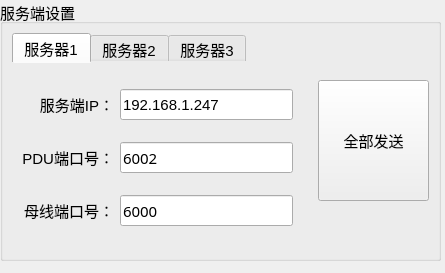
ChinaClever/PM-Tool, file PM_Tool/mainPage/seripport.ui: the form before one commit.
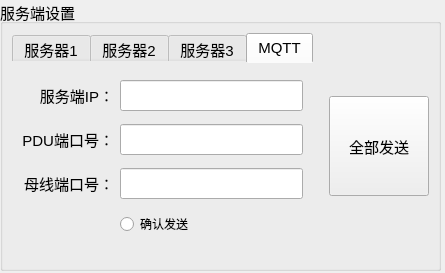
The form after the commit. The open tabs and pages were chosen to show the change.

Commit message: 增加mqtt发送数据

What changed in the file:
```diff
--- a/PM_Tool/mainPage/seripport.ui
+++ b/PM_Tool/mainPage/seripport.ui
@@ -19,7 +19,7 @@
      <x>0</x>
      <y>0</y>
      <width>441</width>
-     <height>261</height>
+     <height>271</height>
     </rect>
    </property>
    <property name="font">
@@ -30,21 +30,8 @@
    <property name="title">
     <string>服务端设置</string>
    </property>
-   <layout class="QGridLayout" name="gridLayout">
-    <item row="0" column="1">
-     <widget class="QPushButton" name="sendAllBtn">
-      <property name="minimumSize">
-       <size>
-        <width>111</width>
-        <height>121</height>
-       </size>
-      </property>
-      <property name="text">
-       <string>全部发送</string>
-      </property>
-     </widget>
-    </item>
-    <item row="0" column="0">
+   <layout class="QHBoxLayout" name="horizontalLayout">
+    <item>
      <widget class="QTabWidget" name="tabWidget">
       <property name="styleSheet">
        <string notr="true">QTabWidget::pane { 
@@ -446,8 +433,85 @@
            </property>
           </widget>
          </item>
+         <item row="1" column="0">
+          <widget class="QLabel" name="Port_8">
+           <property name="minimumSize">
+            <size>
+             <width>0</width>
+             <height>31</height>
+            </size>
+           </property>
+           <property name="font">
+            <font>
+             <pointsize>11</pointsize>
+            </font>
+           </property>
+           <property name="text">
+            <string>PDU端口号：</string>
+           </property>
+           <property name="alignment">
+            <set>Qt::AlignRight|Qt::AlignTrailing|Qt::AlignVCenter</set>
+           </property>
+          </widget>
+         </item>
+         <item row="0" column="1">
+          <widget class="QLineEdit" name="serIp3">
+           <property name="minimumSize">
+            <size>
+             <width>142</width>
+             <height>31</height>
+            </size>
+           </property>
+           <property name="font">
+            <font>
+             <pointsize>11</pointsize>
+            </font>
+           </property>
+           <property name="text">
+            <string/>
+           </property>
+          </widget>
+         </item>
+        </layout>
+       </widget>
+      </widget>
+      <widget class="QWidget" name="tab_4">
+       <attribute name="title">
+        <string>MQTT</string>
+       </attribute>
+       <widget class="QWidget" name="">
+        <property name="geometry">
+         <rect>
+          <x>10</x>
+          <y>10</y>
+          <width>281</width>
+          <height>171</height>
+         </rect>
+        </property>
+        <layout class="QGridLayout" name="gridLayout_5">
+         <item row="1" column="0">
+          <widget class="QLabel" name="Port_11">
+           <property name="minimumSize">
+            <size>
+             <width>0</width>
+             <height>31</height>
+            </size>
+           </property>
+           <property name="font">
+            <font>
+             <pointsize>11</pointsize>
+            </font>
+           </property>
+           <property name="text">
+            <string>PDU端口号：</string>
+           </property>
+           <property name="alignment">
+            <set>Qt::AlignRight|Qt::AlignTrailing|Qt::AlignVCenter</set>
+           </property>
+          </widget>
+         </item>
          <item row="2" column="1">
-          <widget class="QLineEdit" name="BusPort3">
+          <widget class="QLineEdit" name="mqttBus">
            <property name="minimumSize">
             <size>
              <width>142</width>
@@ -465,11 +529,110 @@
            </property>
           </widget>
          </item>
+         <item row="1" column="1">
+          <widget class="QLineEdit" name="mqttPdu">
+           <property name="minimumSize">
+            <size>
+             <width>142</width>
+             <height>31</height>
+            </size>
+           </property>
+           <property name="font">
+            <font>
+             <family>微软雅黑</family>
+             <pointsize>11</pointsize>
+            </font>
+           </property>
+           <property name="text">
+            <string/>
+           </property>
+          </widget>
+         </item>
+         <item row="2" column="0">
+          <widget class="QLabel" name="Port_10">
+           <property name="minimumSize">
+            <size>
+             <width>0</width>
+             <height>31</height>
+            </size>
+           </property>
+           <property name="font">
+            <font>
+             <pointsize>11</pointsize>
+            </font>
+           </property>
+           <property name="text">
+            <string>母线端口号：</string>
+           </property>
+           <property name="alignment">
+            <set>Qt::AlignRight|Qt::AlignTrailing|Qt::AlignVCenter</set>
+           </property>
+          </widget>
+         </item>
+         <item row="0" column="1">
+          <widget class="QLineEdit" name="mqttIp">
+           <property name="minimumSize">
+            <size>
+             <width>142</width>
+             <height>31</height>
+            </size>
+           </property>
+           <property name="font">
+            <font>
+             <pointsize>11</pointsize>
+            </font>
+           </property>
+           <property name="text">
+            <string/>
+           </property>
+          </widget>
+         </item>
+         <item row="0" column="0">
+          <widget class="QLabel" name="DevIp_4">
+           <property name="minimumSize">
+            <size>
+             <width>0</width>
+             <height>31</height>
+            </size>
+           </property>
+           <property name="font">
+            <font>
+             <pointsize>11</pointsize>
+            </font>
+           </property>
+           <property name="text">
+            <string>服务端IP：</string>
+           </property>
+           <property name="alignment">
+            <set>Qt::AlignRight|Qt::AlignTrailing|Qt::AlignVCenter</set>
+           </property>
+          </widget>
+         </item>
+         <item row="3" column="1">
+          <widget class="QRadioButton" name="radioButton">
+           <property name="text">
+            <string>确认发送</string>
+           </property>
+          </widget>
+         </item>
         </layout>
        </widget>
       </widget>
      </widget>
     </item>
+    <item>
+     <widget class="QPushButton" name="sendAllBtn">
+      <property name="minimumSize">
+       <size>
+        <width>100</width>
+        <height>100</height>
+       </size>
+      </property>
+      <property name="text">
+       <string>全部发送</string>
+      </property>
+     </widget>
+    </item>
    </layout>
   </widget>
  </widget>
```
Left out of the diff: 70 changed lines with no effect on the pictures. The commit also changes 19 other files.
